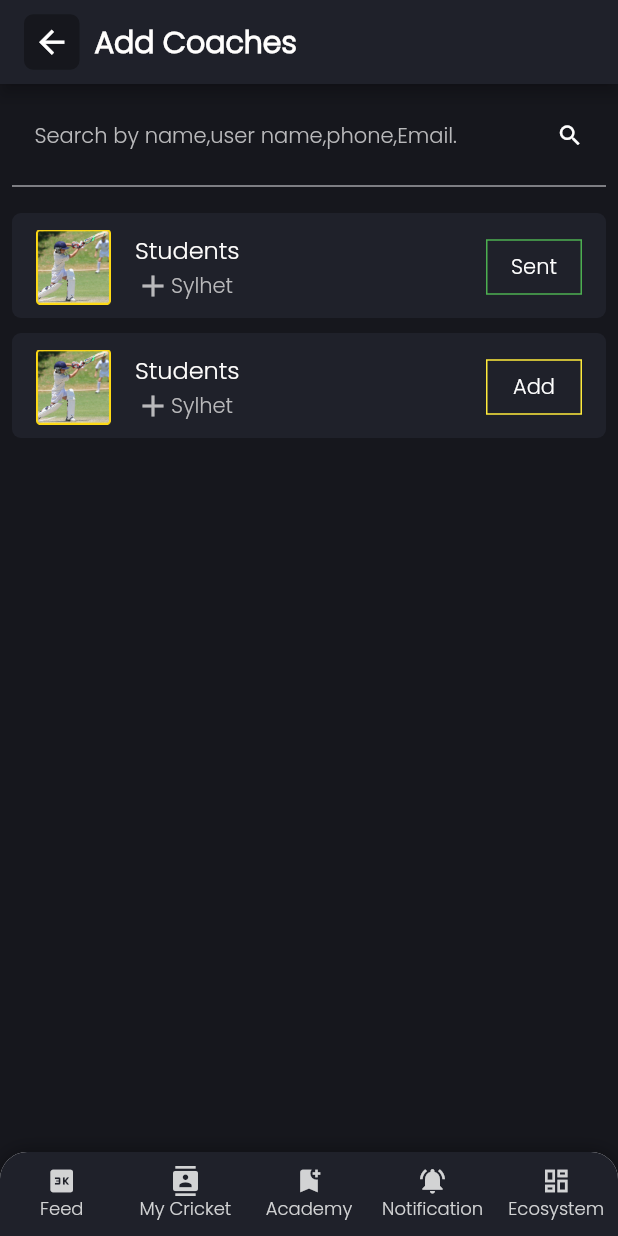
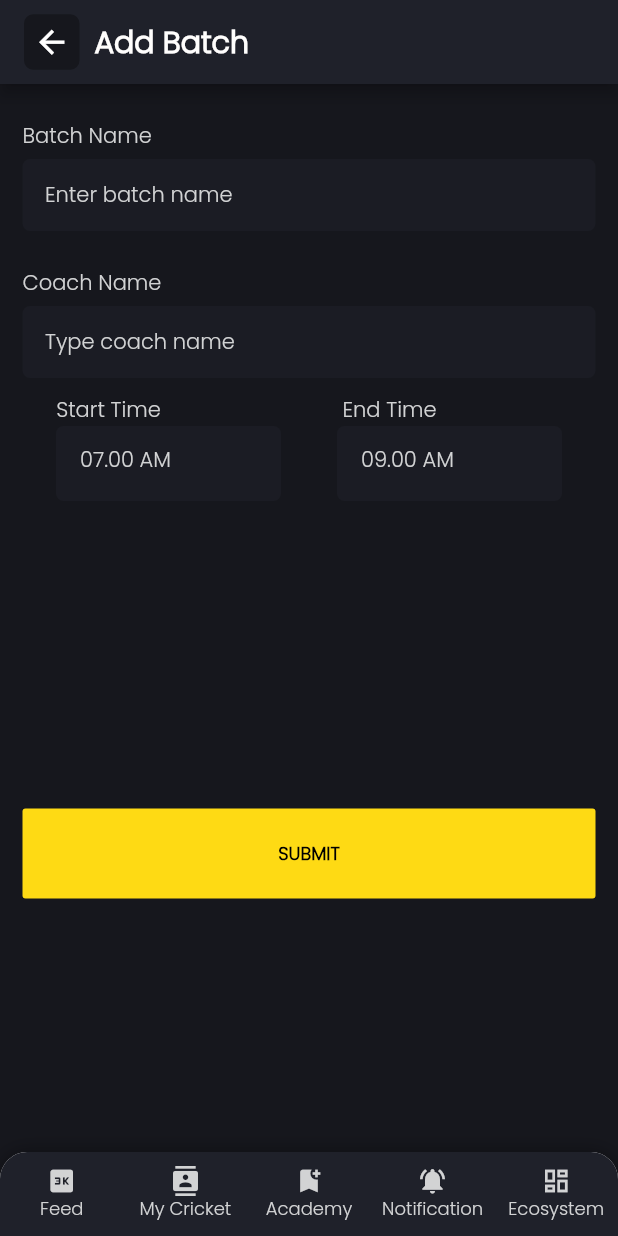
Before and after one commit to swarnasenj/academy-app, a Flutter app: the screen it shows after launch, on a phone screen of 412 x 824 dp. Run offline on Flutter 3.47's test engine with Material 2 defaults, Android fonts, the phone set to English and light mode, and no system bars; our stand-ins replace hexcolor.

Commit message:
initial commit

```diff
--- a/lib/main.dart
+++ b/lib/main.dart
@@ -1,6 +1,6 @@
 import 'package:flutter/material.dart';
 
-import 'views/screens/add_coach.dart';
+import 'views/screens/auth/add_batch.dart';
 
 
 
@@ -20,7 +20,7 @@ class MyApp extends StatelessWidget {
       ),
       debugShowCheckedModeBanner: false,
 
-      home: const AddCoach(),
+      home: const AddBatch(),
 
     );
   }
--- /dev/null
+++ b/lib/views/screens/auth/add_batch.dart
@@ -0,0 +1,256 @@
+import 'package:flutter/material.dart';
+
+import '../../../style/color.dart';
+import 'component/navbar.dart';
+
+class AddBatch extends StatefulWidget {
+  const AddBatch({Key? key}) : super(key: key);
+
+  @override
+  _AddBatchState createState() => _AddBatchState();
+}
+
+class _AddBatchState extends State<AddBatch> {
+  @override
+  Widget build(BuildContext context) {
+    return Scaffold(
+      backgroundColor: bg,
+      appBar: AppBar(
+        backgroundColor: appbarcolor,
+        title: Row(
+          children: [
+            Container(
+              height: 37,
+              width: 37,
+              decoration: BoxDecoration(
+                color: button1,
+                borderRadius: BorderRadius.circular(6),
+              ),
+              child: const Icon(
+                Icons.arrow_back,
+                size: 25,
+              ),
+            ),
+            const SizedBox(
+              width: 10,
+            ),
+            const Text(
+              'Add Batch',
+              style: TextStyle(
+                fontSize: 20,
+                color: Color(0xffFFFEFD),
+                fontWeight: FontWeight.w600,
+              ),
+            ),
+          ],
+        ),
+      ),
+      body: SingleChildScrollView(
+        child: Container(
+          margin: const EdgeInsets.only(top: 24),
+          child: Column(
+            children: [
+              Container(
+                alignment: Alignment.centerLeft,
+                margin: const EdgeInsets.only(left: 15),
+                child: Column(
+                  children: [
+                    const Text(
+                      'Batch Name',
+                      style: TextStyle(
+                          color: Color(0xffD2D3D4),
+                          fontSize: 14,
+                          fontWeight: FontWeight.w500),
+                    ),
+                  ],
+                ),
+              ),
+              Container(
+                margin: const EdgeInsets.only(top: 5, left: 15, right: 15),
+                child: Column(
+                  children: [
+                    Container(
+                      padding: const EdgeInsets.only(left: 15),
+                      decoration: BoxDecoration(
+                        color: const Color(0xff1F212A).withOpacity(0.5),
+                        borderRadius: BorderRadius.circular(5),
+                      ),
+                      child: TextFormField(
+                        style: const TextStyle(
+                            color: Color(0xffFFFFFF), fontSize: 12),
+                        decoration: const InputDecoration(
+                            hintText: 'Enter batch name',
+                            border: InputBorder.none,
+                            hintStyle: TextStyle(
+                                color: Color(0xffD2D3D4),
+                                fontSize: 14,
+                                fontWeight: FontWeight.w400)),
+                      ),
+                    ),
+                  ],
+                ),
+              ),
+              const SizedBox(
+                height: 24,
+              ),
+              Container(
+                alignment: Alignment.centerLeft,
+                margin: const EdgeInsets.only(left: 15),
+                child: Column(
+                  children: [
+                    const Text(
+                      'Coach Name',
+                      style: TextStyle(
+                          color: Color(0xffD2D3D4),
+                          fontSize: 14,
+                          fontWeight: FontWeight.w500),
+                    ),
+                  ],
+                ),
+              ),
+              Container(
+                margin: const EdgeInsets.only(top: 5, left: 15, right: 15),
+                child: Column(
+                  children: [
+                    Container(
+                      padding: const EdgeInsets.only(left: 15),
+                      decoration: BoxDecoration(
+                        color: const Color(0xff1F212A).withOpacity(0.5),
+                        borderRadius: BorderRadius.circular(5),
+                      ),
+                      child: TextFormField(
+                        style: const TextStyle(
+                            color: Color(0xffFFFFFF), fontSize: 12),
+                        decoration: const InputDecoration(
+                            hintText: 'Type coach name',
+                            border: InputBorder.none,
+                            hintStyle: TextStyle(
+                                color: Color(0xffD2D3D4),
+                                fontSize: 14,
+                                fontWeight: FontWeight.w400)),
+                      ),
+                    ),
+                  ],
+                ),
+              ),
+              Row(
+                mainAxisAlignment: MainAxisAlignment.spaceEvenly,
+                children: [
+                  Container(
+                    padding: const EdgeInsets.only(
+                      top: 11,
+                    ),
+                    child: Column(
+                      children: [
+                        Container(
+                          alignment: Alignment.centerLeft,
+                          padding: const EdgeInsets.only(right: 80),
+                          child: const Text(
+                            'Start Time',
+                            style: TextStyle(
+                                color: Color(0xffD2D3D4),
+                                fontSize: 14,
+                                fontWeight: FontWeight.w500),
+                            textAlign: TextAlign.left,
+                          ),
+                        ),
+                        Container(
+                          padding: const EdgeInsets.only(
+                              top: 8, left: 16, bottom: 9),
+                          width: 150,
+                          height: 50,
+                          decoration: BoxDecoration(
+                            color: const Color(0xff1F212A).withOpacity(0.5),
+                            borderRadius: BorderRadius.circular(5),
+                          ),
+                          child: TextFormField(
+                            style: const TextStyle(
+                                color: Color(0xffFFFFFF), fontSize: 12),
+                            decoration: const InputDecoration(
+                                labelText: '07.00 AM',
+                                border: InputBorder.none,
+                                labelStyle: TextStyle(
+                                    color: Color(0xffD2D3D4),
+                                    fontSize: 14,
+                                    fontWeight: FontWeight.w400)),
+                          ),
+                        ),
+                      ],
+                    ),
+                  ),
+                  Container(
+                    padding: const EdgeInsets.only(
+                      top: 11,
+                    ),
+                    child: Column(
+                      children: [
+                        Container(
+                          alignment: Alignment.centerLeft,
+                          padding: const EdgeInsets.only(right: 80),
+                          child: const Text(
+                            'End Time',
+                            style: TextStyle(
+                                color: Color(0xffD2D3D4),
+                                fontSize: 14,
+                                fontWeight: FontWeight.w500),
+                            textAlign: TextAlign.left,
+                          ),
+                        ),
+                        Container(
+                          padding: const EdgeInsets.only(
+                              top: 8, left: 16, bottom: 9),
+                          width: 150,
+                          height: 50,
+                          decoration: BoxDecoration(
+                            color: const Color(0xff1F212A).withOpacity(0.5),
+                            borderRadius: BorderRadius.circular(5),
+                          ),
+                          child: TextFormField(
+                            style: const TextStyle(
+                                color: Color(0xffFFFFFF), fontSize: 12),
+                            decoration: const InputDecoration(
+                                labelText: '09.00 AM',
+                                border: InputBorder.none,
+                                labelStyle: TextStyle(
+                                    color: Color(0xffD2D3D4),
+                                    fontSize: 14,
+                                    fontWeight: FontWeight.w400)),
+                          ),
+                        ),
+                      ],
+                    ),
+                  ),
+                ],
+              ),
+              const SizedBox(
+                height: 175,
+              ),
+              Container(
+                padding: const EdgeInsets.only(top: 30, left: 15, right: 15),
+                child: MaterialButton(
+                  minWidth: double.infinity,
+                  height: 60,
+                  onPressed: () {},
+                  color: const Color(0xffFEDA14),
+                  elevation: 0,
+                  shape: RoundedRectangleBorder(
+                    borderRadius: BorderRadius.circular(2),
+                  ),
+                  child: const Text(
+                    'SUBMIT',
+                    style: TextStyle(
+                      fontWeight: FontWeight.bold,
+                      fontSize: 12,
+                      color: Color(0xff000000),
+                    ),
+                  ),
+                ),
+              ),
+            ],
+          ),
+        ),
+      ),
+      bottomNavigationBar: Navbar(''),
+    );
+  }
+}
```
